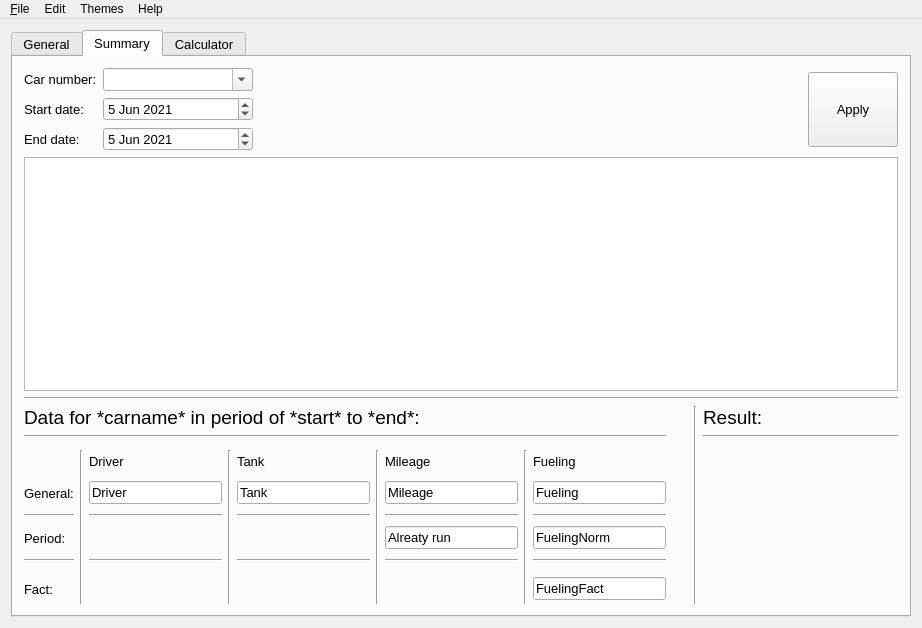
Qt form mainwindow.ui (Vaelastrasz/CnF_Tracker) before a commit.
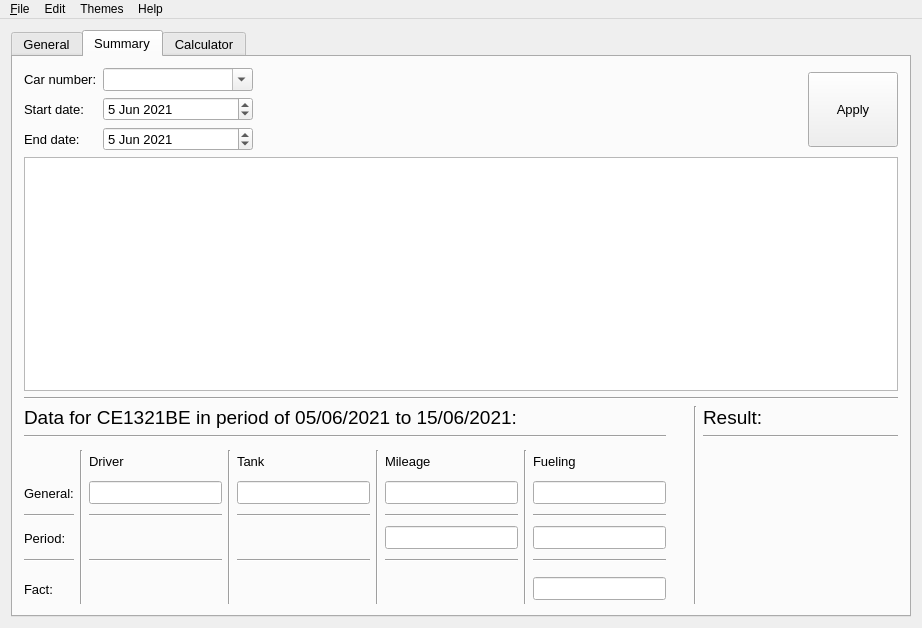
The same form after that commit. The open tabs and pages were chosen to show the change. Icons and pictures are not drawn.

The edit to the form file:
```diff
--- a/mainwindow.ui
+++ b/mainwindow.ui
@@ -459,7 +459,7 @@
             <item row="1" column="2">
              <widget class="QLineEdit" name="edit_driver">
               <property name="text">
-               <string>Driver</string>
+               <string/>
               </property>
               <property name="readOnly">
                <bool>true</bool>
@@ -482,7 +482,7 @@
             <item row="1" column="6">
              <widget class="QLineEdit" name="edit_mileage">
               <property name="text">
-               <string>Mileage</string>
+               <string/>
               </property>
               <property name="readOnly">
                <bool>true</bool>
@@ -492,7 +492,7 @@
             <item row="1" column="8">
              <widget class="QLineEdit" name="edit_fueling">
               <property name="text">
-               <string>Fueling</string>
+               <string/>
               </property>
               <property name="readOnly">
                <bool>true</bool>
@@ -528,7 +528,7 @@
             <item row="1" column="4">
              <widget class="QLineEdit" name="edit_tank">
               <property name="text">
-               <string>Tank</string>
+               <string/>
               </property>
               <property name="readOnly">
                <bool>true</bool>
@@ -564,7 +564,7 @@
             <item row="3" column="6">
              <widget class="QLineEdit" name="edit_alreadyRun">
               <property name="text">
-               <string>Alreaty run</string>
+               <string/>
               </property>
               <property name="readOnly">
                <bool>true</bool>
@@ -587,7 +587,7 @@
             <item row="6" column="8">
              <widget class="QLineEdit" name="edit_fuelingFact">
               <property name="text">
-               <string>FuelingFact</string>
+               <string/>
               </property>
               <property name="readOnly">
                <bool>true</bool>
@@ -597,7 +597,7 @@
             <item row="3" column="8">
              <widget class="QLineEdit" name="edit_fuelingNorm">
               <property name="text">
-               <string>FuelingNorm</string>
+               <string/>
               </property>
               <property name="readOnly">
                <bool>true</bool>
@@ -720,7 +720,7 @@
              </font>
             </property>
             <property name="text">
-             <string>Data for *carname* in period of *start* to *end*:</string>
+             <string>Data for CE1321BE in period of 05/06/2021 to 15/06/2021:</string>
             </property>
             <property name="alignment">
              <set>Qt::AlignLeading|Qt::AlignLeft|Qt::AlignVCenter</set>
```
Left out of the diff: 10 changed lines with no effect on the pictures.
